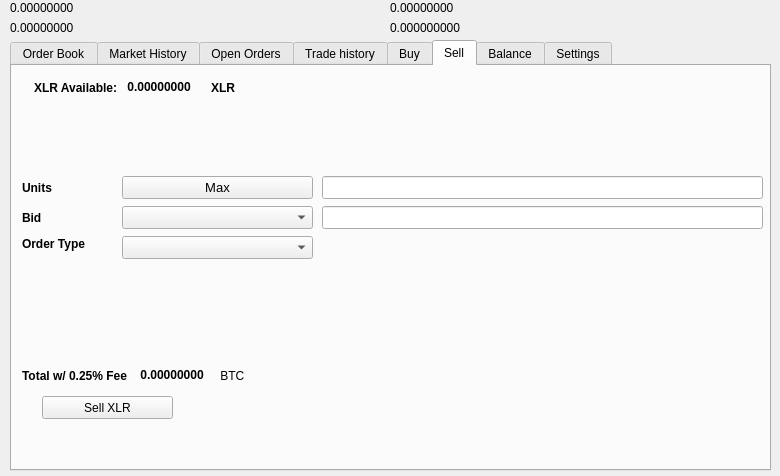
Qt form src/qt/forms/tradingdialog.ui (VsyncDEV/Vsync) before a commit.
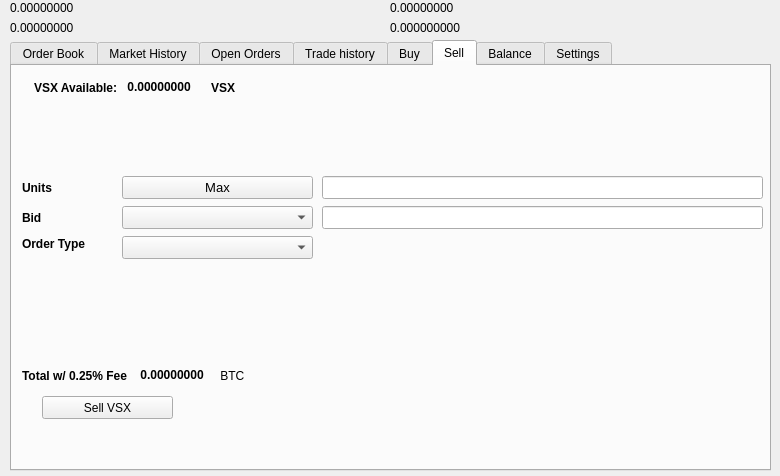
The same form after that commit. The open tabs and pages were chosen to show the change. Icons and pictures are not drawn.

```diff
--- a/src/qt/forms/tradingdialog.ui
+++ b/src/qt/forms/tradingdialog.ui
@@ -1751,7 +1751,7 @@
       </rect>
      </property>
      <property name="text">
-      <string>Sell XLR</string>
+      <string>Sell VSX</string>
      </property>
      <property name="icon">
       <iconset resource="../vsync">
@@ -1777,7 +1777,7 @@
          </font>
         </property>
         <property name="text">
-         <string>XLR Available:</string>
+         <string>VSX Available:</string>
         </property>
        </widget>
       </item>
@@ -2221,7 +2221,7 @@
          </font>
         </property>
         <property name="text">
-         <string>XLR</string>
+         <string>VSX</string>
         </property>
        </widget>
       </item>
```
Left out of the diff: 34 changed lines with no effect on the pictures.
